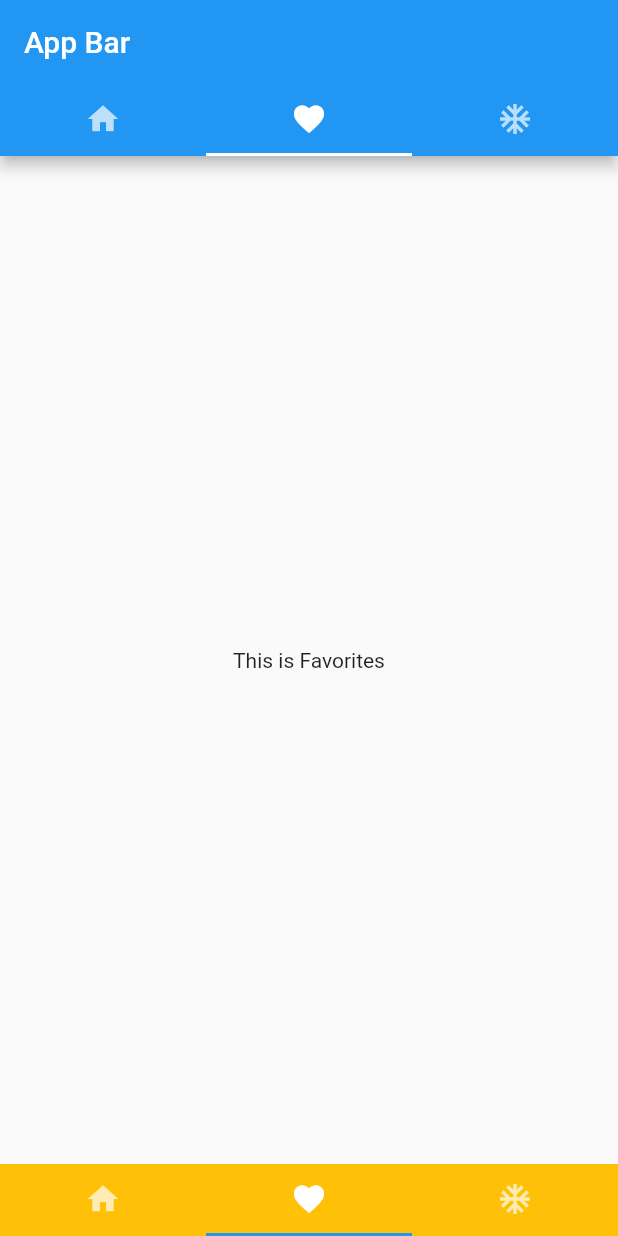
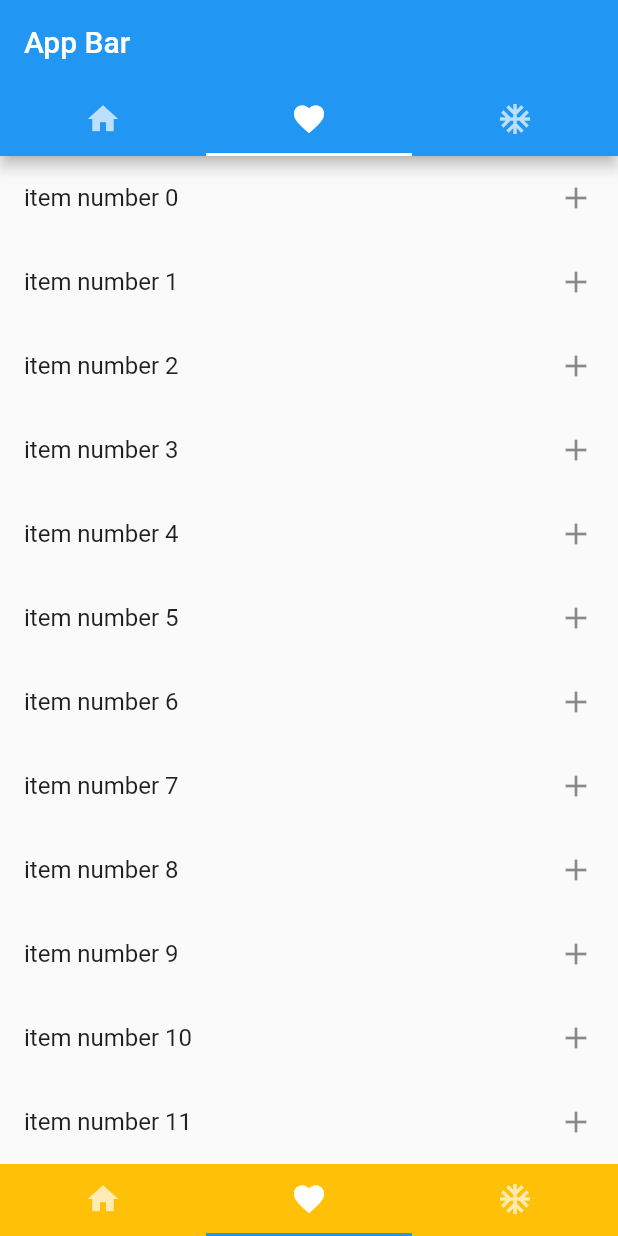
Before and after one commit to ekoRemDev/tutorial_11_tabbar_top_bottom, a Flutter app: the screen it shows after launch, item 2 of the bottom bar chosen, on a phone screen of 412 x 824 dp. Run offline on Flutter 3.47's test engine with Material 2 defaults, Android fonts, the phone set to English and light mode, and no system bars.

Commit message:
listview added in second tab

```diff
--- /dev/null
+++ b/lib/add_list_view.dart
@@ -0,0 +1,33 @@
+import 'package:flutter/material.dart';
+
+class AddListView extends StatefulWidget {
+    @override
+    _AddListViewState createState() => _AddListViewState();
+}
+
+class _AddListViewState extends State<AddListView> {
+    List<int> items = new List();
+
+    @override
+    void initState() {
+        for (int i = 0; i < 50; i++) {
+            items.add(i);
+        }
+        super.initState();
+    }
+
+    @override
+    Widget build(BuildContext context) {
+        // TODO: implement build
+        return  ListView.builder(
+                itemCount: items.length,
+                itemBuilder: (BuildContext context, int index) {
+                    return ListTile(
+                        title: Text('item number $index'),
+                        trailing: Icon(Icons.add),
+                    );
+                });
+    }
+
+
+}
--- a/lib/main.dart
+++ b/lib/main.dart
@@ -1,4 +1,6 @@
 import 'package:flutter/material.dart';
+
+import 'add_list_view.dart';
 
 void main() => runApp(MyApp());
 
@@ -50,7 +52,7 @@ class _MyAppState extends State<MyApp> with SingleTickerProviderStateMixin {
               child: new Text("Welcome Home"),
             ),
             new Center(
-              child: new Text("This is Favorites"),
+              child: new AddListView(),
             ),
             new Center(
               child: new Text("Lets Guess"),
@@ -59,7 +61,7 @@ class _MyAppState extends State<MyApp> with SingleTickerProviderStateMixin {
         ),
         bottomNavigationBar: Material(
           color: Colors.amber,
-              child:TabBar(
+          child: TabBar(
             controller: controller,
             tabs: <Widget>[
               new Tab(
@@ -84,17 +86,3 @@ class _MyAppState extends State<MyApp> with SingleTickerProviderStateMixin {
     );
   }
 }
-
-//new Scaffold(
-//appBar: new AppBar(
-//title: Text("tabbar"),
-//bottom: TabBar(
-//controller: _tabController,
-//tabs: <Widget>[
-//new Tab(icon: Icon(Icons.home,),),
-//new Tab(icon: Icon(Icons.favorite,),),
-//new Tab(icon: Icon(Icons.ac_unit,),),
-//],
-//),
-//),
-//)
```
Lines whose indentation alone changed are shown as unchanged.
